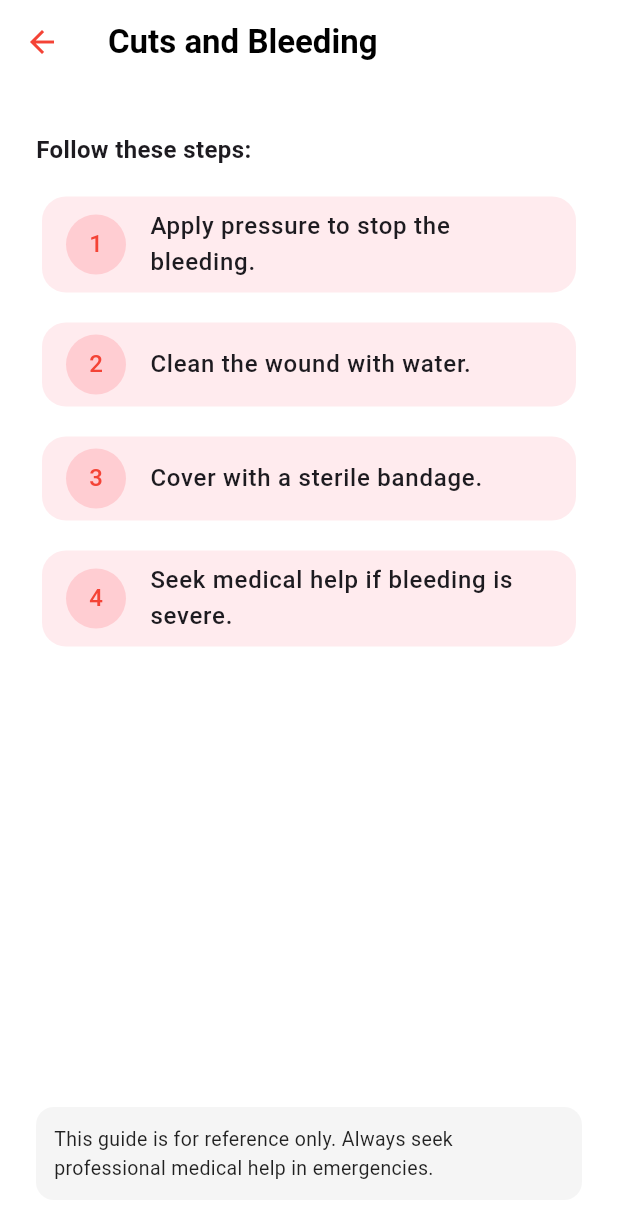
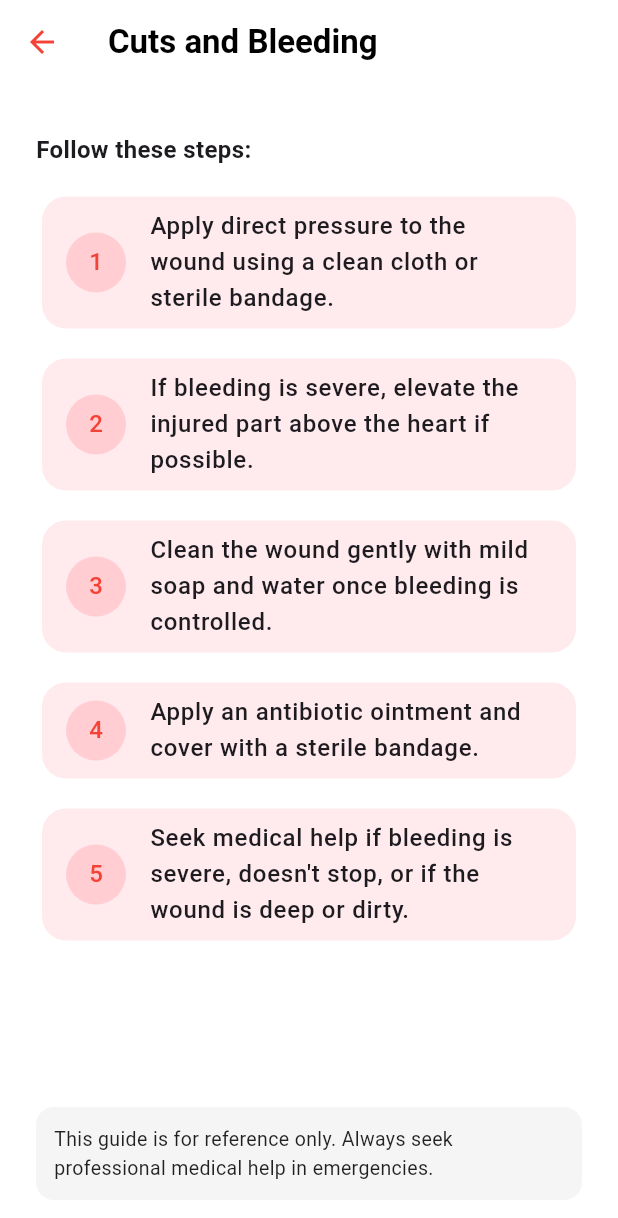
Before and after one commit to ASEGIDADANE/ai-health-assistant-app, a Flutter app: the FirstAidGuidePage screen opened directly, after a tap on "Cuts and Bleeding", on a phone screen of 412 x 824 dp. Shown: the top 1218 px of the screen. Run offline on Flutter 3.47's test engine with Material 3 defaults, Android fonts, the phone set to English and light mode, and no system bars; our stand-ins replace device_preview, geolocator, google_maps_flutter, jwt_decoder, shared_preferences; accounts and stored records are empty.

Commit message:
update profile and nearby service

```diff
--- a/frontend/lib/views/Profile_home_screen.dart
+++ b/frontend/lib/views/Profile_home_screen.dart
@@ -93,7 +93,7 @@ class ProfileHomeScreen extends StatelessWidget {
                   //   const SnackBar(
                   //       content: Text('General Chat Tapped (Not Implemented)')),
                   // );
-                  AppNavigator.push(context, const homeScreen());
+                  AppNavigator.push(context, const GeneralChatWithAi());
                   // AppNavigator.push(context, );
                 },
               ),
--- a/frontend/lib/views/first_aid_guidScreen.dart
+++ b/frontend/lib/views/first_aid_guidScreen.dart
@@ -8,57 +8,64 @@ class FirstAidGuidePage extends StatelessWidget {
   Widget build(BuildContext context) {
     final List<_FirstAidItem> items = [
       _FirstAidItem('Cuts and Bleeding', 'View emergency steps', [
-        'Apply pressure to stop the bleeding.',
-        'Clean the wound with water.',
-        'Cover with a sterile bandage.',
-        'Seek medical help if bleeding is severe.'
+        'Apply direct pressure to the wound using a clean cloth or sterile bandage.',
+        'If bleeding is severe, elevate the injured part above the heart if possible.',
+        'Clean the wound gently with mild soap and water once bleeding is controlled.',
+        'Apply an antibiotic ointment and cover with a sterile bandage.',
+        'Seek medical help if bleeding is severe, doesn\'t stop, or if the wound is deep or dirty.'
       ]),
-      _FirstAidItem('Burns', 'View emergency steps', [
-        'Cool the burn under running water for 10 minutes.',
-        'Do not apply ice.',
-        'Cover with a clean, non-stick bandage.',
-        'Seek medical help for severe burns.'
+      _FirstAidItem('Burns (Minor)', 'View emergency steps', [
+        'Cool the burn immediately with cool (not ice-cold) running water for 10-20 minutes or until pain subsides.',
+        'Gently clean the burn area with mild soap and water.',
+        'Cover the burn with a sterile non-stick bandage or clean cloth.',
+        'Do not apply ice, butter, or ointments to severe burns.',
+        'Do not break blisters.',
+        'Seek medical help for burns larger than 3 inches, burns on the face, hands, feet, genitals, or major joints, or any third-degree burns.'
       ]),
-      _FirstAidItem('Choking', 'View emergency steps', [
-        'Ask if the person can speak or cough.',
-        'If not, perform abdominal thrusts (Heimlich maneuver).',
-        'Call emergency services if needed.'
+      _FirstAidItem('Choking (Adult/Child)', 'View emergency steps', [
+        'Ask "Are you choking? Can you speak or cough?".',
+        'If the person can cough forcefully, encourage them to continue coughing.',
+        'If the person cannot speak, cough, or breathe, or is making high-pitched noises: Perform abdominal thrusts (Heimlich maneuver).',
+        'For a conscious adult or child: Stand behind the person. Place one fist just above their navel. Grasp your fist with your other hand. Perform quick, upward and inward thrusts.',
+        'Continue until the object is expelled or the person becomes unconscious.',
+        'If the person becomes unconscious, carefully lower them to the floor and start CPR, beginning with chest compressions. Check for an object in the mouth before giving rescue breaths.',
+        'Call emergency services immediately if you are alone or after starting maneuvers if someone else can call.'
       ]),
-      _FirstAidItem('Heart Attack', 'View emergency steps', [
-        'Call emergency services immediately.',
-        'Keep the person calm and seated.',
-        'Loosen tight clothing.',
-        'Give aspirin if not allergic.'
+      _FirstAidItem('Suspected Heart Attack', 'View emergency steps', [
+        'Call emergency services (e.g., 911, 112) immediately. Do not delay.',
+        'Help the person sit down, rest, and try to keep calm.',
+        'Loosen any tight clothing.',
+        'If the person takes nitroglycerin, help them take their prescribed dose.',
+        'If the person is not allergic to aspirin, has no history of bleeding problems, and is not taking blood thinners, you may offer them one regular-strength (325 mg) or two low-dose (81 mg) aspirin to chew, if local protocols allow and they are able to swallow.',
+        'Be prepared to start CPR if the person becomes unconscious and stops breathing.'
       ]),
-      _FirstAidItem('Fractures', 'View emergency steps', [
-        'Immobilize the injured area.',
-        'Apply a cold pack to reduce swelling.',
-        'Do not try to realign the bone.',
-        'Seek medical help immediately.'
+      _FirstAidItem('Suspected Fracture or Sprain', 'View emergency steps', [
+        'Immobilize the injured area. Do not try to realign the bone or push a bone back in.',
+        'If there is bleeding, apply pressure with a clean cloth.',
+        'Apply a cold pack or ice wrapped in a cloth to the injured area for up to 20 minutes at a time to reduce swelling and pain. Do not apply ice directly to the skin.',
+        'Elevate the injured limb if possible to reduce swelling.',
+        'Do not move the person if a head, neck, or back injury is suspected, unless they are in immediate danger.',
+        'Seek medical help immediately for fractures or if a sprain is severe.'
       ]),
-      _FirstAidItem('Fractures', 'View emergency steps', [
-        'Immobilize the injured area.',
-        'Apply a cold pack to reduce swelling.',
-        'Do not try to realign the bone.',
-        'Seek medical help immediately.'
+      _FirstAidItem('Nosebleed', 'View emergency steps', [
+        'Sit upright and lean forward slightly. Leaning back can cause blood to flow down the throat.',
+        'Pinch all the soft parts of the nose (just below the bony bridge) together between your thumb and index finger.',
+        'Hold the pinch continuously for 10-15 minutes. Breathe through your mouth.',
+        'If bleeding continues after 15-20 minutes of continuous pressure, or if the nosebleed follows an injury, seek medical attention.'
       ]),
-      _FirstAidItem('Fractures', 'View emergency steps', [
-        'Immobilize the injured area.',
-        'Apply a cold pack to reduce swelling.',
-        'Do not try to realign the bone.',
-        'Seek medical help immediately.'
+      _FirstAidItem('Insect Bites and Stings', 'View emergency steps', [
+        'If the stinger is visible, remove it by scraping it off horizontally with a fingernail or a credit card. Do not use tweezers as this may squeeze more venom.',
+        'Wash the area with soap and water.',
+        'Apply a cold pack or cloth filled with ice to reduce swelling and pain.',
+        'Apply calamine lotion or a hydrocortisone cream to relieve itching.',
+        'Watch for signs of an allergic reaction (anaphylaxis), such as difficulty breathing, swelling of the face or throat, dizziness, or a rapid heartbeat. If these occur, call emergency services immediately and use an epinephrine auto-injector if available.'
       ]),
-      _FirstAidItem('Fractures', 'View emergency steps', [
-        'Immobilize the injured area.',
-        'Apply a cold pack to reduce swelling.',
-        'Do not try to realign the bone.',
-        'Seek medical help immediately.'
-      ]),
-      _FirstAidItem('Fractures', 'View emergency steps', [
-        'Immobilize the injured area.',
-        'Apply a cold pack to reduce swelling.',
-        'Do not try to realign the bone.',
-        'Seek medical help immediately.'
+      _FirstAidItem('Heat Exhaustion', 'View emergency steps', [
+        'Move the person to a cooler place, preferably air-conditioned.',
+        'Loosen or remove tight clothing.',
+        'Have the person sip cool water or a sports drink. Avoid caffeine or alcohol.',
+        'Apply cool, wet cloths to the skin or give a cool bath.',
+        'If symptoms worsen or do not improve within an hour, or if the person shows signs of heatstroke (e.g., confusion, high body temperature, unconsciousness), seek immediate medical attention.'
       ]),
     ];
     return Scaffold(
--- a/frontend/lib/views/nearby_page.dart
+++ b/frontend/lib/views/nearby_page.dart
@@ -484,51 +484,52 @@ class NearbyHospitalsScreen extends StatelessWidget {
   // Create a list of dummy NearbyPlace objects
   static final List<NearbyPlace> _dummyPlaces = [
     NearbyPlace(
-      name: "Paul's Hospitals (Dummy)",
+      name: "Adama General Hospital ",
       placeId: 'dummy_place_1',
       geometry: Geometry(
-        location: Location(lat: 9.0216, lng: 38.7495), // Example coordinates
+        location: Location(lat:8.562796611458268, lng:39.28300998298119), // Example coordinates
       ),
-      vicinity: '123 Main St, Addis Ababa (Dummy)',
+      vicinity: '04 , Adama ,  Oromia',
       amenity: 'hospital',
     ),
     NearbyPlace(
-      name: 'Black Lion Hospital (Dummy)',
+      name: 'Bati Hospital',
       placeId: 'dummy_place_2',
       geometry: Geometry(
-        location: Location(lat: 9.0150, lng: 38.7600), // Example coordinates
+        location: Location(lat:8.55454209125632, lng:39.27841682956617), // Example coordinates
       ),
-      vicinity: 'Ras Desta Damtew St, Addis Ababa (Dummy)',
+     vicinity: 'Bole , Adama ,  Oromia',
       amenity: 'hospital',
     ),
     NearbyPlace(
-      name: 'Zewditu Memorial Hospital (Dummy)',
+      name: 'Muse General Hospital',
       placeId: 'dummy_place_3',
       geometry: Geometry(
-        location: Location(lat: 9.0083, lng: 38.7550), // Example coordinates
+        location: Location(lat:8.555938841140339, lng:39.27826275229818), // Example coordinates
       ),
-      vicinity: '432 Addis Ketema St, Addis Ababa (Dummy)',
+      vicinity: '04 , Adama ,  Oromia',
       amenity: 'hospital',
     ),
     NearbyPlace(
-      name: 'Yekatit 12 Hospital (Dummy)',
+      name: 'Adama Hospital',
       placeId: 'dummy_place_4',
       geometry: Geometry(
-        location: Location(lat: 9.0300, lng: 38.7620), // Example coordinates
+        location: Location(lat:8.54412780912554,lng:39.27229999888317), // Example coordinates
       ),
-      vicinity: '249 Churchill Road, Addis Ababa (Dummy)',
+      vicinity: '04 , Adama ,  Oromia',
       amenity: 'hospital',
     ),
      NearbyPlace(
-      name: 'Kadisco General Hospital (Dummy)',
+      name: 'Medhin Hospital ',
       placeId: 'dummy_place_5',
       geometry: Geometry(
-        location: Location(lat: 8.9948, lng: 38.7860), // Example coordinates for Kadisco area
+        location: Location(lat:8.555723635110878, lng:39.272629606834165), // Example coordinates for Kadisco area
       ),
-      vicinity: 'Near Kadisco roundabout, Addis Ababa (Dummy)',
+      vicinity: 'Bole , Adama ,  Oromia',
       amenity: 'hospital',
     ),
   ];
+
 
   @override
   Widget build(BuildContext context) {
```
Also changed, not shown: 1 other file.
